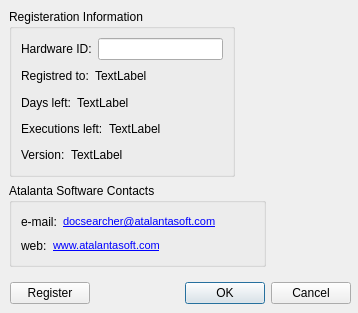
Qt form SearchGUI/src/aboutdialog.ui (tmpprj/tmpprj) before a commit.
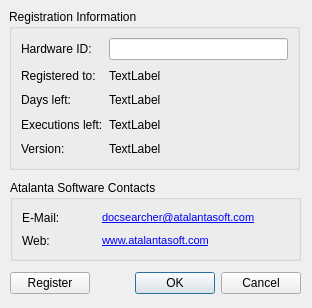
The same form after that commit.

```diff
--- a/SearchGUI/src/aboutdialog.ui
+++ b/SearchGUI/src/aboutdialog.ui
@@ -9,8 +9,8 @@
    <rect>
     <x>0</x>
     <y>0</y>
-    <width>358</width>
-    <height>313</height>
+    <width>312</width>
+    <height>308</height>
    </rect>
   </property>
   <property name="sizePolicy">
@@ -21,14 +21,14 @@
   </property>
   <property name="minimumSize">
    <size>
-    <width>178</width>
-    <height>161</height>
+    <width>312</width>
+    <height>308</height>
    </size>
   </property>
   <property name="maximumSize">
    <size>
-    <width>55555</width>
-    <height>55555</height>
+    <width>358</width>
+    <height>313</height>
    </size>
   </property>
   <property name="windowTitle">
@@ -42,20 +42,17 @@
     <rect>
      <x>9</x>
      <y>9</y>
-     <width>226</width>
-     <height>168</height>
+     <width>291</width>
+     <height>161</height>
     </rect>
    </property>
    <property name="title">
-    <string>Registeration Information</string>
+    <string>Registration Information</string>
    </property>
    <layout class="QVBoxLayout" name="verticalLayout">
     <item>
-     <layout class="QHBoxLayout" name="horizontalLayout">
-      <property name="sizeConstraint">
-       <enum>QLayout::SetDefaultConstraint</enum>
-      </property>
-      <item>
+     <layout class="QGridLayout" name="gridLayout">
+      <item row="0" column="0">
        <widget class="QLabel" name="hwidLabel">
         <property name="sizePolicy">
          <sizepolicy hsizetype="Preferred" vsizetype="Fixed">
@@ -68,7 +65,7 @@
         </property>
        </widget>
       </item>
-      <item>
+      <item row="0" column="1" colspan="4">
        <widget class="QLineEdit" name="hwidEdit">
         <property name="text">
          <string notr="true"/>
@@ -78,130 +75,62 @@
         </property>
        </widget>
       </item>
-     </layout>
-    </item>
-    <item>
-     <layout class="QHBoxLayout" name="horizontalLayout_2">
-      <item>
+      <item row="1" column="0">
        <widget class="QLabel" name="label_2">
         <property name="text">
-         <string>Registred to:</string>
+         <string>Registered to:</string>
         </property>
        </widget>
       </item>
-      <item>
+      <item row="3" column="0">
+       <widget class="QLabel" name="exleftCaptionLabel">
+        <property name="text">
+         <string>Executions left:</string>
+        </property>
+       </widget>
+      </item>
+      <item row="4" column="0">
+       <widget class="QLabel" name="versionCaptionLabel">
+        <property name="text">
+         <string>Version:</string>
+        </property>
+       </widget>
+      </item>
+      <item row="1" column="1" colspan="2">
        <widget class="QLabel" name="regnameLabel">
         <property name="text">
          <string>TextLabel</string>
         </property>
        </widget>
       </item>
-      <item>
-       <spacer name="horizontalSpacer_3">
-        <property name="orientation">
-         <enum>Qt::Horizontal</enum>
-        </property>
-        <property name="sizeHint" stdset="0">
-         <size>
-          <width>40</width>
-          <height>20</height>
-         </size>
-        </property>
-       </spacer>
-      </item>
-     </layout>
-    </item>
-    <item>
-     <layout class="QHBoxLayout" name="horizontalLayout_3">
-      <item>
+      <item row="2" column="0">
        <widget class="QLabel" name="daysleftCaptionLabel">
         <property name="text">
          <string>Days left:</string>
         </property>
        </widget>
       </item>
-      <item>
+      <item row="2" column="1">
        <widget class="QLabel" name="daysleftLabel">
         <property name="text">
          <string>TextLabel</string>
         </property>
        </widget>
       </item>
-      <item>
-       <spacer name="horizontalSpacer_4">
-        <property name="orientation">
-         <enum>Qt::Horizontal</enum>
-        </property>
-        <property name="sizeHint" stdset="0">
-         <size>
-          <width>40</width>
-          <height>20</height>
-         </size>
-        </property>
-       </spacer>
-      </item>
-     </layout>
-    </item>
-    <item>
-     <layout class="QHBoxLayout" name="horizontalLayout_4">
-      <item>
-       <widget class="QLabel" name="exleftCaptionLabel">
-        <property name="text">
-         <string>Executions left:</string>
-        </property>
-       </widget>
-      </item>
-      <item>
+      <item row="3" column="1">
        <widget class="QLabel" name="exleftLabel">
         <property name="text">
          <string>TextLabel</string>
         </property>
        </widget>
       </item>
-      <item>
-       <spacer name="horizontalSpacer_5">
-        <property name="orientation">
-         <enum>Qt::Horizontal</enum>
-        </property>
-        <property name="sizeHint" stdset="0">
-         <size>
-          <width>40</width>
-          <height>20</height>
-         </size>
-        </property>
-       </spacer>
-      </item>
-     </layout>
-    </item>
-    <item>
-     <layout class="QHBoxLayout" name="horizontalLayout_5">
-      <item>
-       <widget class="QLabel" name="versionCaptionLabel">
-        <property name="text">
-         <string>Version:</string>
-        </property>
-       </widget>
-      </item>
-      <item>
+      <item row="4" column="1">
        <widget class="QLabel" name="versionLabel">
         <property name="text">
          <string>TextLabel</string>
         </property>
        </widget>
       </item>
-      <item>
-       <spacer name="horizontalSpacer_6">
-        <property name="orientation">
-         <enum>Qt::Horizontal</enum>
-        </property>
-        <property name="sizeHint" stdset="0">
-         <size>
-          <width>40</width>
-          <height>20</height>
-         </size>
-        </property>
-       </spacer>
-      </item>
      </layout>
     </item>
    </layout>
@@ -209,10 +138,10 @@
   <widget class="QGroupBox" name="groupBox">
    <property name="geometry">
     <rect>
-     <x>9</x>
-     <y>183</y>
-     <width>257</width>
-     <height>84</height>
+     <x>10</x>
+     <y>180</y>
+     <width>291</width>
+     <height>81</height>
     </rect>
    </property>
    <property name="title">
@@ -220,50 +149,22 @@
    </property>
    <layout class="QVBoxLayout" name="verticalLayout_2">
     <item>
-     <layout class="QHBoxLayout" name="horizontalLayout_6">
-      <item>
+     <layout class="QGridLayout" name="gridLayout_2">
+      <item row="0" column="0">
        <widget class="QLabel" name="label_3">
         <property name="text">
-         <string>e-mail:</string>
+         <string>E-Mail:</string>
         </property>
        </widget>
       </item>
-      <item>
-       <widget class="QLabel" name="label_4">
-        <property name="text">
-         <string>&lt;!DOCTYPE HTML PUBLIC &quot;-//W3C//DTD HTML 4.0//EN&quot; &quot;http://www.w3.org/TR/REC-html40/strict.dtd&quot;&gt;
-&lt;html&gt;&lt;head&gt;&lt;meta name=&quot;qrichtext&quot; content=&quot;1&quot; /&gt;&lt;style type=&quot;text/css&quot;&gt;
-p, li { white-space: pre-wrap; }
-&lt;/style&gt;&lt;/head&gt;&lt;body style=&quot; font-family:'MS Shell Dlg 2'; font-size:8.25pt; font-weight:400; font-style:normal;&quot;&gt;
-&lt;p style=&quot; margin-top:0px; margin-bottom:0px; margin-left:0px; margin-right:0px; -qt-block-indent:0; text-indent:0px;&quot;&gt;&lt;a href=&quot;mailto:docsearcher@atalantasoft.com&quot;&gt;&lt;span style=&quot; text-decoration: underline; color:#0000ff;&quot;&gt;docsearcher@atalantasoft.com&lt;/span&gt;&lt;/a&gt;&lt;/p&gt;&lt;/body&gt;&lt;/html&gt;</string>
-        </property>
-       </widget>
-      </item>
-      <item>
-       <spacer name="horizontalSpacer">
-        <property name="orientation">
-         <enum>Qt::Horizontal</enum>
-        </property>
-        <property name="sizeHint" stdset="0">
-         <size>
-          <width>40</width>
-          <height>20</height>
-         </size>
-        </property>
-       </spacer>
-      </item>
-     </layout>
-    </item>
-    <item>
-     <layout class="QHBoxLayout" name="horizontalLayout_7">
-      <item>
+      <item row="1" column="0">
        <widget class="QLabel" name="label_5">
         <property name="text">
-         <string>web:</string>
+         <string>Web:</string>
         </property>
        </widget>
       </item>
-      <item>
+      <item row="1" column="1">
        <widget class="QLabel" name="label_7">
         <property name="text">
          <string>&lt;!DOCTYPE HTML PUBLIC &quot;-//W3C//DTD HTML 4.0//EN&quot; &quot;http://www.w3.org/TR/REC-html40/strict.dtd&quot;&gt;
@@ -274,18 +175,16 @@
         </property>
        </widget>
       </item>
-      <item>
-       <spacer name="horizontalSpacer_2">
-        <property name="orientation">
-         <enum>Qt::Horizontal</enum>
+      <item row="0" column="1" colspan="2">
+       <widget class="QLabel" name="label_4">
+        <property name="text">
+         <string>&lt;!DOCTYPE HTML PUBLIC &quot;-//W3C//DTD HTML 4.0//EN&quot; &quot;http://www.w3.org/TR/REC-html40/strict.dtd&quot;&gt;
+&lt;html&gt;&lt;head&gt;&lt;meta name=&quot;qrichtext&quot; content=&quot;1&quot; /&gt;&lt;style type=&quot;text/css&quot;&gt;
+p, li { white-space: pre-wrap; }
+&lt;/style&gt;&lt;/head&gt;&lt;body style=&quot; font-family:'MS Shell Dlg 2'; font-size:8.25pt; font-weight:400; font-style:normal;&quot;&gt;
+&lt;p style=&quot; margin-top:0px; margin-bottom:0px; margin-left:0px; margin-right:0px; -qt-block-indent:0; text-indent:0px;&quot;&gt;&lt;a href=&quot;mailto:docsearcher@atalantasoft.com&quot;&gt;&lt;span style=&quot; text-decoration: underline; color:#0000ff;&quot;&gt;docsearcher@atalantasoft.com&lt;/span&gt;&lt;/a&gt;&lt;/p&gt;&lt;/body&gt;&lt;/html&gt;</string>
         </property>
-        <property name="sizeHint" stdset="0">
-         <size>
-          <width>40</width>
-          <height>20</height>
-         </size>
-        </property>
-       </spacer>
+       </widget>
       </item>
      </layout>
     </item>
@@ -297,12 +196,15 @@
    <property name="geometry">
     <rect>
      <x>10</x>
-     <y>280</y>
-     <width>341</width>
+     <y>270</y>
+     <width>291</width>
      <height>27</height>
     </rect>
    </property>
    <layout class="QHBoxLayout" name="horizontalLayout_8">
+    <property name="sizeConstraint">
+     <enum>QLayout::SetDefaultConstraint</enum>
+    </property>
     <item>
      <widget class="QPushButton" name="registerButton">
       <property name="text">
```
